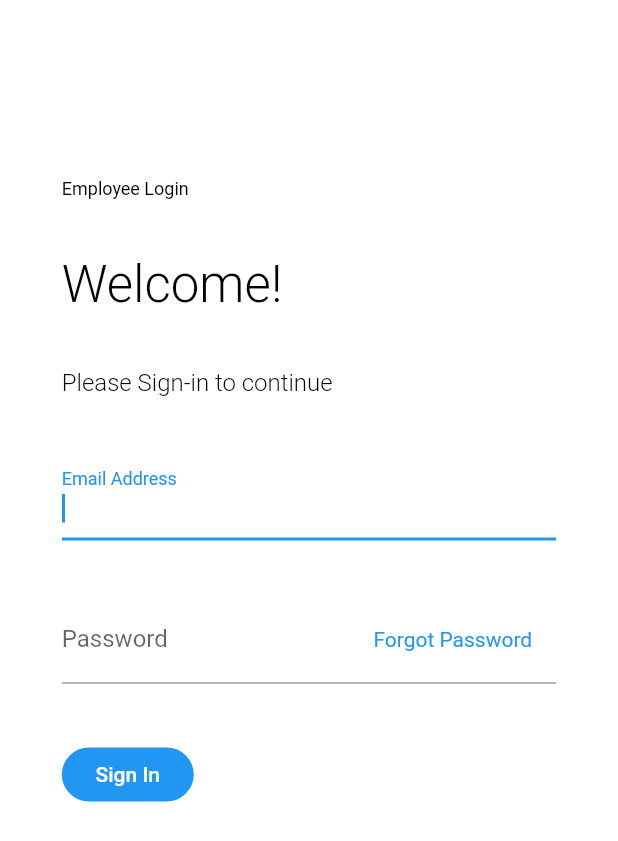
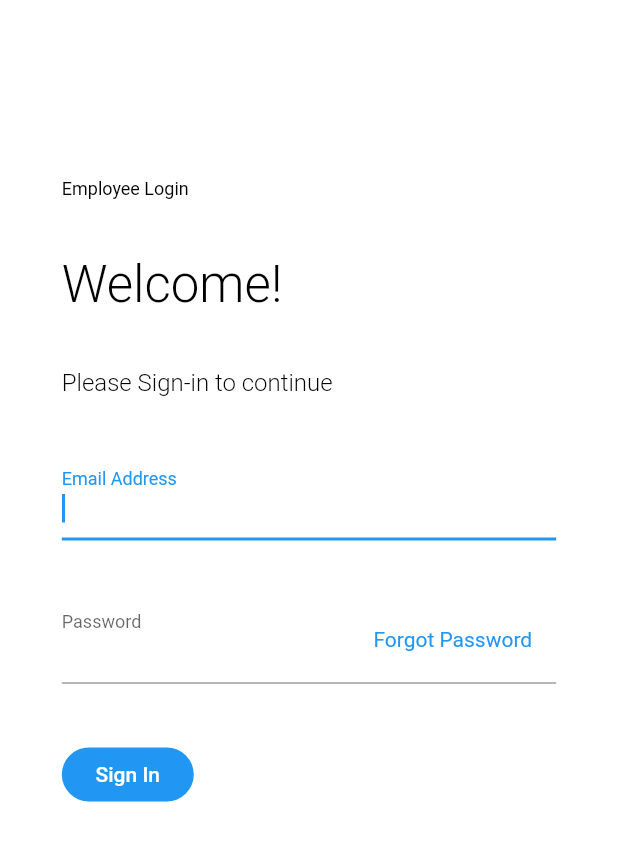
Before and after one commit to VBT-Intership/MuhammetO-FlutterLogin, a Flutter app: the screen it shows after launch, on a phone screen of 412 x 824 dp. Shown: the top 841 px of the screen. Run offline on Flutter 3.47's test engine with Material 2 defaults, Android fonts, the phone set to English and light mode, and no system bars.

Commit message:
added floatingLabelBehavior.always for textFields

```diff
--- a/lib/ui/login/view/login_view.dart
+++ b/lib/ui/login/view/login_view.dart
@@ -69,7 +69,10 @@ class LoginView extends StatelessWidget {
   TextField get buildTextFieldEmail {
     return TextField(
       autofocus: true,
-      decoration: InputDecoration(labelText: AppStrings.instance.emailAdress),
+      decoration: InputDecoration(
+        labelText: AppStrings.instance.emailAdress,
+        floatingLabelBehavior: FloatingLabelBehavior.always,
+      ),
       keyboardType: TextInputType.emailAddress,
     );
   }
@@ -82,8 +85,13 @@ class LoginView extends StatelessWidget {
     );
   }
 
-  InputDecoration buildInputDecorationPassword(BuildContext context) => InputDecoration(
-      labelText: AppStrings.instance.password, suffixIcon: buildForgetPasswordButton(context));
+  InputDecoration buildInputDecorationPassword(BuildContext context) {
+    return InputDecoration(
+      labelText: AppStrings.instance.password,
+      floatingLabelBehavior: FloatingLabelBehavior.always,
+      suffixIcon: buildForgetPasswordButton(context),
+    );
+  }
 
   FlatButton buildForgetPasswordButton(BuildContext context) {
     return FlatButton(
```
